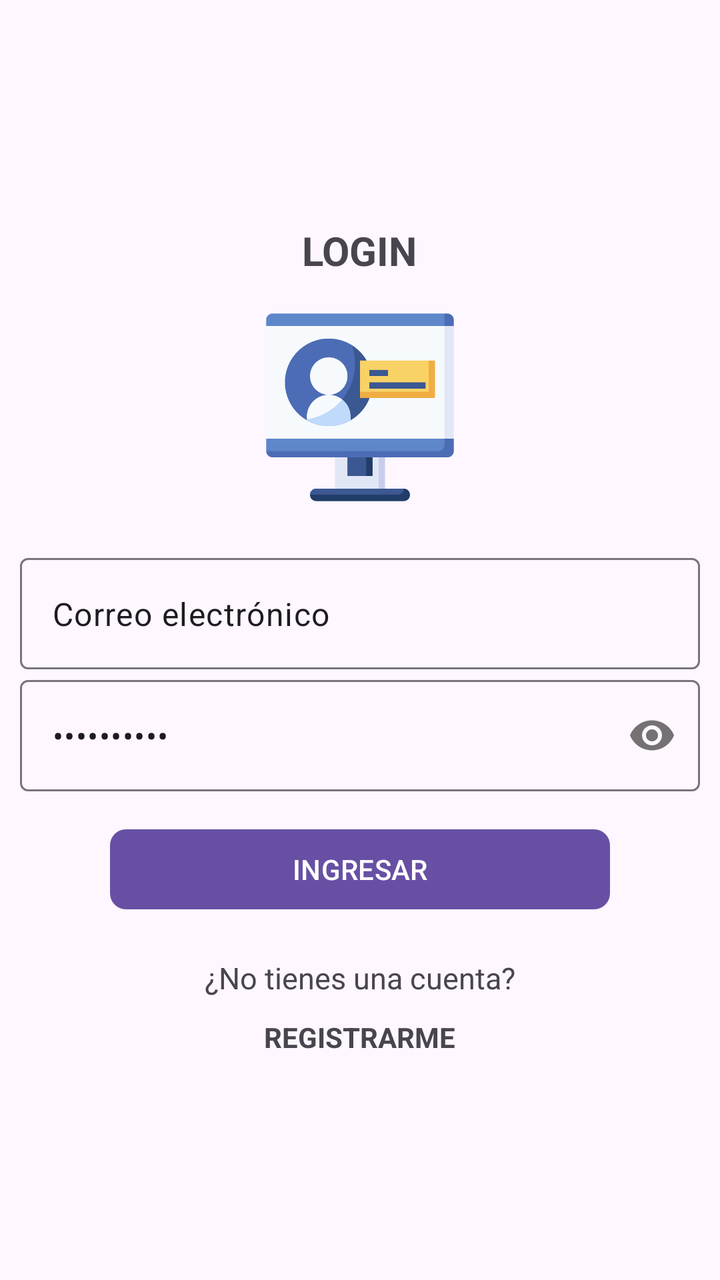
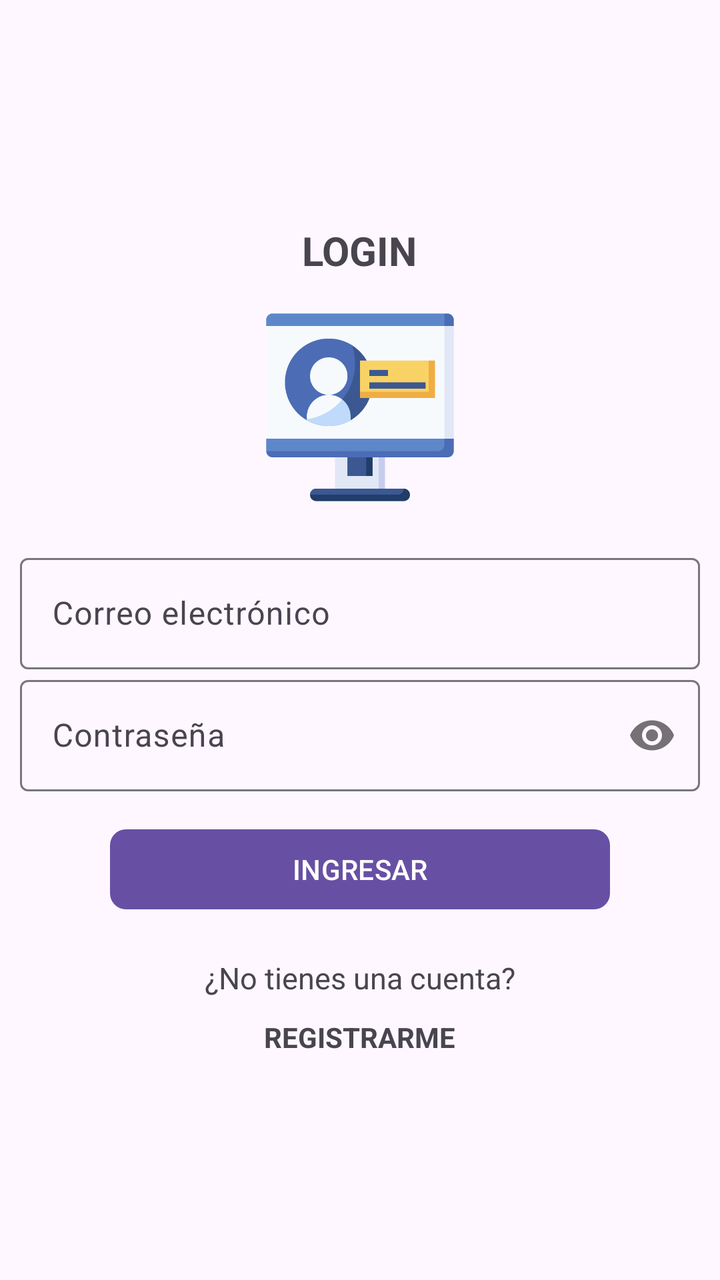

Screens rendered from an Android XML layout before and after an edit, with the pre-edit source and the edit as a unified diff.
<!-- AndroidManifest.xml: application theme Theme.ChatKotlin -->
<!-- res/layout/activity_login_email.xml -->
<?xml version="1.0" encoding="utf-8"?>
<androidx.appcompat.widget.LinearLayoutCompat
    xmlns:android="http://schemas.android.com/apk/res/android"
    xmlns:app="http://schemas.android.com/apk/res-auto"
    xmlns:tools="http://schemas.android.com/tools"
    android:id="@+id/main"
    android:layout_width="match_parent"
    android:layout_height="match_parent"
    android:orientation="vertical"
    android:gravity="center"
    android:padding="10dp"
    tools:context=".Fragmentos.LoginEmailActivity">

    
    <TextView
        android:text="@string/txt_login"
        android:textAllCaps="true"
        android:textSize="20sp"
        android:textStyle="bold"
        android:layout_width="wrap_content"
        android:layout_height="wrap_content"/>


    
    <ImageView
        android:src="@drawable/login_usuario"
        android:layout_marginTop="15dp"
        android:layout_width="100dp"
        android:layout_height="100dp"/>


    
    <com.google.android.material.textfield.TextInputLayout
        android:layout_marginTop="20dp"
        android:layout_width="match_parent"
        android:layout_height="wrap_content">

        <EditText
            android:id="@+id/et_Email"
            android:text="@string/et_Email"
            android:inputType="textEmailAddress"
            android:layout_width="match_parent"
            android:layout_height="wrap_content"/>

    </com.google.android.material.textfield.TextInputLayout>



    
    <com.google.android.material.textfield.TextInputLayout
        android:layout_width="match_parent"
        android:layout_height="wrap_content"
        app:passwordToggleEnabled="true">

        <EditText
            android:id="@+id/et_Password"
            android:text="@string/et_Password"
            android:inputType="textPassword"
            android:layout_width="match_parent"
            android:layout_height="wrap_content"/>

    </com.google.android.material.textfield.TextInputLayout>



    
    <com.google.android.material.button.MaterialButton
        android:id="@+id/btn_ingresar"
        android:text="@string/btn_ingresar"
        android:textAllCaps="true"
        android:layout_marginTop="15dp"
        app:cornerRadius="8dp"
        android:layout_width="250dp"
        android:layout_height="wrap_content" />

    
    <TextView
        android:text="@string/txt_no_tienes_cuenta"
        android:textSize="15sp"
        android:layout_marginTop="20dp"
        android:layout_width="wrap_content"
        android:layout_height="wrap_content"/>


    <TextView
        android:id="@+id/tv_registrarme"
        android:text="@string/tv_registrarme"
        android:textAllCaps="true"
        android:textStyle="bold"
        android:layout_marginTop="10dp"
        android:layout_width="wrap_content"
        android:layout_height="wrap_content"/>


</androidx.appcompat.widget.LinearLayoutCompat>
<!-- resources referenced by this layout -->
<resources>
  <!-- drawable login_usuario: png bitmap (drawable, 14322 bytes) -->
  <string name="btn_ingresar">Ingresar</string>
  <string name="et_Email">Correo electrónico</string>
  <string name="et_Password">Contraseña</string>
  <string name="tv_registrarme">Registrarme</string>
  <string name="txt_login">Login</string>
  <string name="txt_no_tienes_cuenta">¿No tienes una cuenta?</string>
  <style name="Theme.ChatKotlin" parent="Base.Theme.ChatKotlin" />
  <style name="Base.Theme.ChatKotlin" parent="Theme.Material3.DayNight.NoActionBar">
          
          
      </style>
</resources>

<!-- the commit's change to res/layout/activity_login_email.xml (unified diff, before → after) -->
@@ -37,7 +37,7 @@
 
         <EditText
             android:id="@+id/et_Email"
-            android:text="@string/et_Email"
+            android:hint="@string/et_Email"
             android:inputType="textEmailAddress"
             android:layout_width="match_parent"
             android:layout_height="wrap_content"/>
@@ -54,7 +54,7 @@
 
         <EditText
             android:id="@+id/et_Password"
-            android:text="@string/et_Password"
+            android:hint="@string/et_Password"
             android:inputType="textPassword"
             android:layout_width="match_parent"
             android:layout_height="wrap_content"/>
